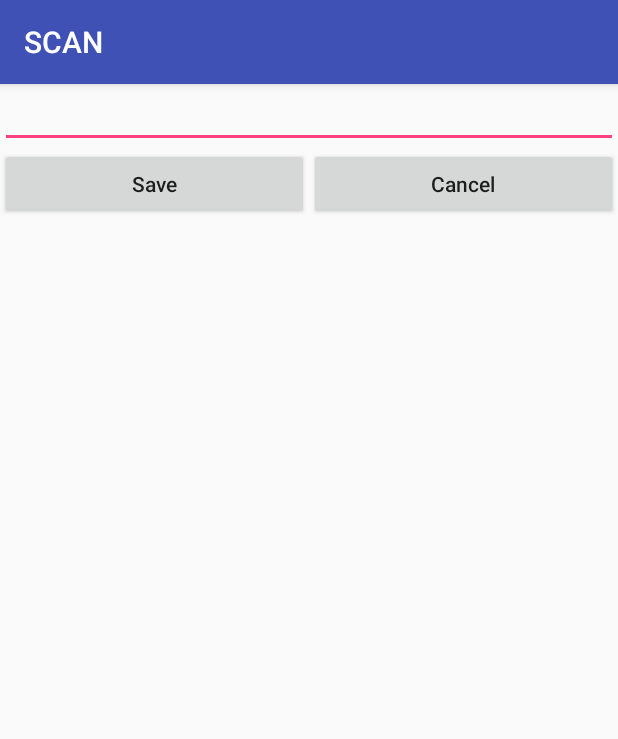
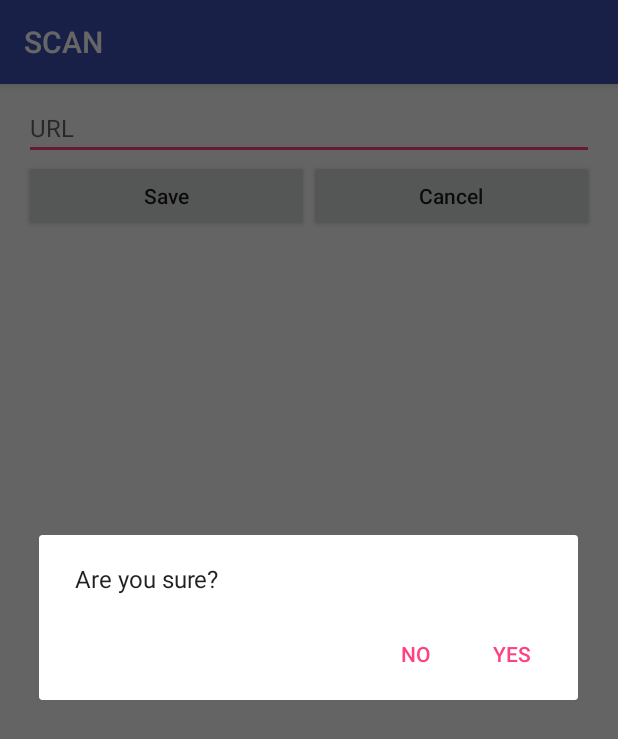
Before and after one commit to Mecheka/SCAN, an Android app: the screen it shows after launch (SettingActivity), after a tap on "Save", on a phone screen of 412 x 824 dp. Shown: the top 739 px of the screen. Run offline under Robolectric (Android 15) with nearby library versions, the phone set to English and light mode, and no system bars; libraries missing offline, so code that uses them is left out: me.dm7.barcodescanner; 5 statements that could not run were skipped.

Commit message:
Fix styles

```diff
--- a/app/src/main/java/com/scan/SettingActivity.java
+++ b/app/src/main/java/com/scan/SettingActivity.java
@@ -57,7 +57,7 @@ public class SettingActivity extends AppCompatActivity implements View.OnClickLi
     }
 
     private void saveUrl() {
-        AlertDialog.Builder builder = new AlertDialog.Builder(SettingActicity.this);
+        AlertDialog.Builder builder = new AlertDialog.Builder(SettingActivity.this);
         builder.setMessage("Are you sure?")
                 .setCancelable(false)
                 .setPositiveButton("Yes", new DialogInterface.OnClickListener() {
@@ -73,7 +73,6 @@ public class SettingActivity extends AppCompatActivity implements View.OnClickLi
 
                         SharedPreferences urlPreferences = getSharedPreferences(SPF_URL, Context.MODE_PRIVATE);
                         urlPreferences.edit().putString(URL, url).apply();
-                        URLManager.getInInstace().setUrl(url);
                         finish();
                     }
                 })
--- a/app/src/main/res/layout/activity_setting_acticity.xml
+++ b/app/src/main/res/layout/activity_setting_acticity.xml
@@ -5,13 +5,17 @@
     android:layout_width="match_parent"
     android:layout_height="match_parent"
     tools:context=".SettingActivity"
-    android:orientation="vertical">
+    android:orientation="vertical"
+    android:paddingRight="16dp"
+    android:paddingLeft="16dp"
+    android:paddingTop="8dp">
 
     <EditText
         android:id="@+id/editURL"
         android:layout_width="match_parent"
         android:layout_height="wrap_content"
         android:inputType="textWebEditText"
+        android:hint="URL"
         android:textSize="16sp" />
 
     <LinearLayout
```
